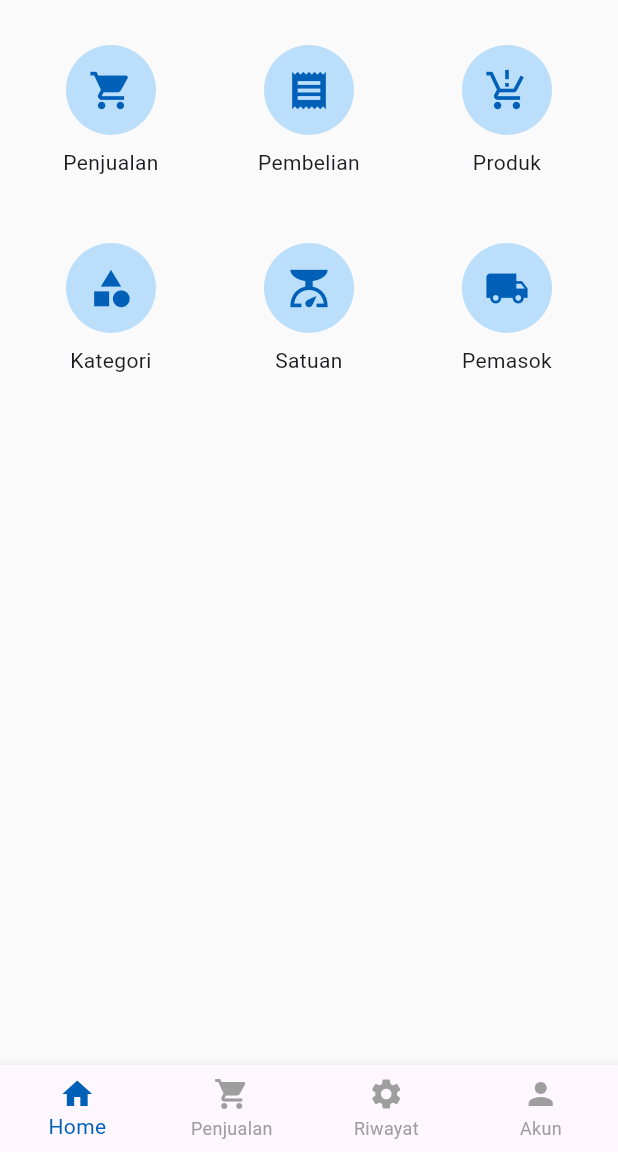
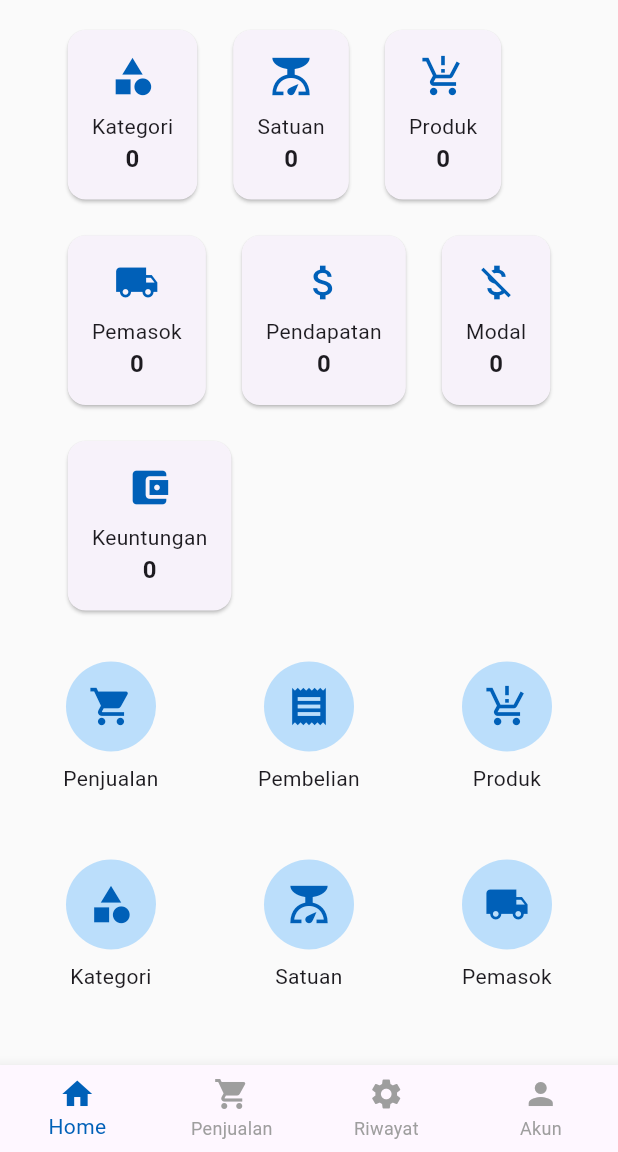
Before and after one commit to nthanfp/blip_pos_mobile, a Flutter app: the HomePage screen opened directly, on a phone screen of 412 x 824 dp, the part 84-1236 px from its top. Run offline on Flutter 3.47's test engine with Material 3 defaults, Android fonts, the light colour scheme and no system bars; our stand-ins replace flutter_secure_storage; accounts and stored records are empty; network calls fail.

Commit message:
feat: home dashboard

```diff
--- a/lib/pages/home/home.dart
+++ b/lib/pages/home/home.dart
@@ -1,3 +1,11 @@
+import 'dart:convert';
+
+import 'package:blip_pos/config/config.dart';
+import 'package:blip_pos/lib/token_manager.dart';
+import 'package:blip_pos/pages/transactions/sales_order_add.dart';
+import 'package:flutter/material.dart';
+import 'package:http/http.dart' as http;
+
 import 'package:blip_pos/pages/master/master_category.dart';
 import 'package:blip_pos/pages/master/master_product.dart';
 import 'package:blip_pos/pages/master/master_supplier.dart';
@@ -5,10 +13,57 @@ import 'package:blip_pos/pages/master/master_unit.dart';
 import 'package:blip_pos/pages/profile/profile_setting.dart';
 import 'package:blip_pos/pages/transactions/purchase_order.dart';
 import 'package:blip_pos/pages/transactions/sales_order.dart';
-import 'package:flutter/material.dart';
+import 'package:blip_pos/service/transactions/sales.dart';
 
-class HomePage extends StatelessWidget {
+class HomePage extends StatefulWidget {
   const HomePage({super.key});
+
+  @override
+  State<HomePage> createState() => _HomePageState();
+}
+
+class _HomePageState extends State<HomePage> {
+  int categories = 0;
+  int units = 0;
+  int products = 0;
+  int suppliers = 0;
+  int totalRevenue = 0;
+  int totalCapitalCost = 0;
+  int totalProfit = 0;
+
+  @override
+  void initState() {
+    super.initState();
+    _fetchDashboardData();
+  }
+
+  Future<void> _fetchDashboardData() async {
+    try {
+      final token = await TokenManager.getToken();
+      final response = await http.get(
+        Uri.parse('${Config.apiUrl}/dashboard'),
+        headers: {
+          'Authorization': 'Bearer $token',
+        },
+      );
+      if (response.statusCode == 200) {
+        final Map<String, dynamic> data = json.decode(response.body);
+        setState(() {
+          categories = data['categories'];
+          units = data['units'];
+          products = data['products'];
+          suppliers = data['suppliers'];
+          totalRevenue = data['total_revenue'];
+          totalCapitalCost = data['total_capital_cost'];
+          totalProfit = data['total_profit'];
+        });
+      } else {
+        print('Failed to fetch dashboard data: ${response.statusCode}');
+      }
+    } catch (e) {
+      print('Failed to fetch dashboard data: $e');
+    }
+  }
 
   @override
   Widget build(BuildContext context) {
@@ -31,19 +86,35 @@ class HomePage extends StatelessWidget {
       body: Container(
         padding: const EdgeInsets.all(16),
         color: Colors.grey[50],
+        child: Column(
+          children: [
+            Wrap(
+              spacing: 16.0, // Spacing between cards
+              runSpacing: 16.0, // Spacing between rows of cards
+              children: [
+                _buildStatCard(Icons.category, 'Kategori', categories),
+                _buildStatCard(Icons.scale, 'Satuan', units),
+                _buildStatCard(Icons.production_quantity_limits, 'Produk', products),
+                _buildStatCard(Icons.local_shipping, 'Pemasok', suppliers),
+                _buildStatCard(Icons.attach_money, 'Pendapatan', totalRevenue),
+                _buildStatCard(Icons.money_off, 'Modal', totalCapitalCost),
+                _buildStatCard(Icons.account_balance_wallet, 'Keuntungan', totalProfit),
+              ],
+            ),
+            const SizedBox(height: 16),
+            Expanded(
               child: GridView.builder(
                 gridDelegate: const SliverGridDelegateWithFixedCrossAxisCount(
-            crossAxisCount: 3, // Jumlah kolom dalam grid
-            mainAxisSpacing: 16, // Jarak antar baris
-            crossAxisSpacing: 16, // Jarak antar kolom
-            childAspectRatio: 1, // Proporsi ukuran kotak (1:1)
+                  crossAxisCount: 3,
+                  mainAxisSpacing: 16,
+                  crossAxisSpacing: 16,
+                  childAspectRatio: 1,
                 ),
                 itemCount: menuItems.length,
                 itemBuilder: (context, index) {
                   final item = menuItems[index];
                   return GestureDetector(
                     onTap: () {
-                // Navigasi atau aksi saat menu ditekan
                       _handleMenuTap(context, item['label']);
                     },
                     child: Column(
@@ -66,6 +137,9 @@ class HomePage extends StatelessWidget {
                 },
               ),
             ),
+          ],
+        ),
+      ),
       bottomNavigationBar: BottomNavigationBar(
         currentIndex: 0,
         selectedItemColor: const Color(0xFF0060B8),
@@ -76,6 +150,16 @@ class HomePage extends StatelessWidget {
             Navigator.pushReplacement(
               context,
               MaterialPageRoute(builder: (context) => const HomePage()),
+            );
+          } else if (index == 1) {
+            Navigator.pushReplacement(
+              context,
+              MaterialPageRoute(builder: (context) => const AddSalesOrderPage()),
+            );
+          } else if (index == 2) {
+            Navigator.pushReplacement(
+              context,
+              MaterialPageRoute(builder: (context) => const SalesOrderPage()),
             );
           } else if (index == 3) {
             Navigator.pushReplacement(
@@ -94,7 +178,34 @@ class HomePage extends StatelessWidget {
     );
   }
 
-  // Fungsi untuk menangani tap pada menu
+  Widget _buildDashboardItem(IconData icon, String label, int value) {
+    return Column(
+      children: [
+        Icon(icon, size: 30, color: const Color(0xFF0060B8)),
+        const SizedBox(height: 8),
+        Text(label, style: const TextStyle(fontSize: 14)),
+        Text('$value', style: const TextStyle(fontSize: 16, fontWeight: FontWeight.bold)),
+      ],
+    );
+  }
+
+  Widget _buildStatCard(IconData icon, String label, int value) {
+    return Card(
+      child: Padding(
+        padding: const EdgeInsets.all(16.0),
+        child: Column(
+          mainAxisSize: MainAxisSize.min, // To prevent card from taking full height
+          children: [
+            Icon(icon, size: 30, color: const Color(0xFF0060B8)),
+            const SizedBox(height: 8),
+            Text(label, style: const TextStyle(fontSize: 14)),
+            Text('$value', style: const TextStyle(fontSize: 16, fontWeight: FontWeight.bold)),
+          ],
+        ),
+      ),
+    );
+  }
+
   void _handleMenuTap(BuildContext context, String label) {
     switch (label) {
       case 'Penjualan':
```
Also changed, not shown: lib/pages/transactions/sales_order_add.dart (+87 -38 lines), lib/service/transactions/sales.dart (+56 -0 lines). Lines whose indentation alone changed are shown as unchanged.
